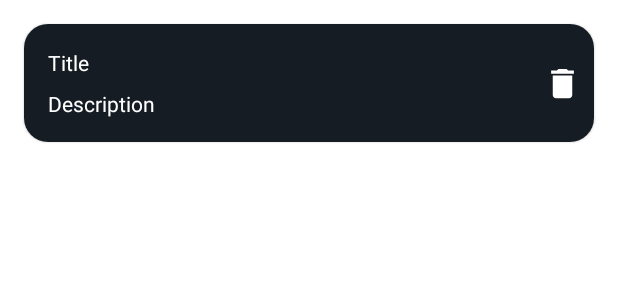
After one commit to harunbekcan/My-Notes-App, an Android app: the layout item_note_layout.xml on its own in the app's theme, with its tools: preview values and no code run, on a phone screen of 412 x 824 dp. The commit adds this screen. Shown: the top 300 px of the screen. Run offline under Robolectric (Android 15) with nearby library versions, the phone set to English and light mode, and no system bars.

Commit message:
myNotesAdapter added

```diff
--- /dev/null
+++ b/app/src/main/res/drawable/ic_delete.xml
@@ -0,0 +1,9 @@
+<vector xmlns:android="http://schemas.android.com/apk/res/android"
+    android:width="26dp"
+    android:height="26dp"
+    android:viewportWidth="24"
+    android:viewportHeight="24">
+    <path
+        android:fillColor="@android:color/white"
+        android:pathData="M6,19c0,1.1 0.9,2 2,2h8c1.1,0 2,-0.9 2,-2V7H6v12zM19,4h-3.5l-1,-1h-5l-1,1H5v2h14V4z"/>
+</vector>
--- /dev/null
+++ b/app/src/main/res/layout/item_note_layout.xml
@@ -0,0 +1,57 @@
+<?xml version="1.0" encoding="utf-8"?>
+<layout xmlns:android="http://schemas.android.com/apk/res/android"
+    xmlns:app="http://schemas.android.com/apk/res-auto"
+    xmlns:tools="http://schemas.android.com/tools">
+
+    <com.google.android.material.card.MaterialCardView
+        android:id="@+id/noteCardView"
+        android:layout_width="match_parent"
+        android:layout_height="wrap_content"
+        app:cardCornerRadius="16dp"
+        android:layout_marginStart="16dp"
+        android:layout_marginEnd="16dp"
+        android:layout_marginTop="16dp">
+
+        <androidx.constraintlayout.widget.ConstraintLayout
+            android:layout_width="match_parent"
+            android:layout_height="match_parent"
+            android:background="@color/dark_blue">
+
+            <com.google.android.material.textview.MaterialTextView
+                android:id="@+id/noteTitleTextView"
+                android:layout_width="wrap_content"
+                android:layout_height="wrap_content"
+                android:layout_marginStart="16dp"
+                android:layout_marginTop="16dp"
+                android:textColor="@color/white"
+                app:layout_constraintTop_toTopOf="parent"
+                app:layout_constraintStart_toStartOf="parent"
+                tools:text="Title" />
+
+            <com.google.android.material.textview.MaterialTextView
+                android:id="@+id/noteDescriptionTextView"
+                android:layout_width="0dp"
+                android:layout_height="wrap_content"
+                android:layout_marginTop="8dp"
+                android:layout_marginBottom="16dp"
+                android:layout_marginEnd="16dp"
+                android:textColor="@color/white"
+                app:layout_constraintTop_toBottomOf="@+id/noteTitleTextView"
+                app:layout_constraintStart_toStartOf="@+id/noteTitleTextView"
+                app:layout_constraintBottom_toBottomOf="parent"
+                app:layout_constraintEnd_toStartOf="@+id/deleteNoteImageView"
+                tools:text="Description" />
+
+            <androidx.appcompat.widget.AppCompatImageView
+                android:id="@+id/deleteNoteImageView"
+                android:layout_width="wrap_content"
+                android:layout_height="wrap_content"
+                android:src="@drawable/ic_delete"
+                android:layout_marginEnd="8dp"
+                app:layout_constraintEnd_toEndOf="parent"
+                app:layout_constraintTop_toTopOf="parent"
+                app:layout_constraintBottom_toBottomOf="parent"/>
+        </androidx.constraintlayout.widget.ConstraintLayout>
+    </com.google.android.material.card.MaterialCardView>
+
+</layout>
```
Also changed, not shown: app/src/main/java/com/harunbekcan/mynotesapp/ui/adapter/MyNotesAdapter.kt (added, +37 -0 lines), app/src/main/java/com/harunbekcan/mynotesapp/ui/fragment/MyNotesFragment.kt (+15 -1 lines), app/src/main/java/com/harunbekcan/mynotesapp/ui/fragment/MyNotesViewModel.kt (+11 -1 lines).
